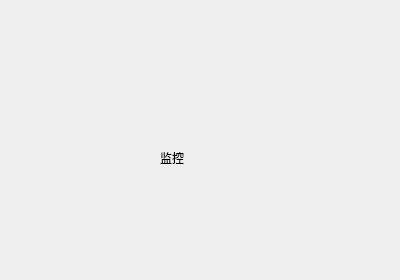
Before: the Qt Designer form ui/ui_video.ui in CNPolaris/usv_station, drawn with Qt 5.
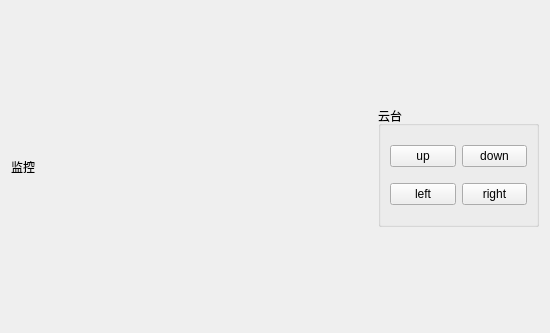
After: the same form once the commit is applied.

Commit message: feat:视频监控云台ui

What changed in the file:
```diff
--- a/ui/ui_video.ui
+++ b/ui/ui_video.ui
@@ -6,26 +6,77 @@
    <rect>
     <x>0</x>
     <y>0</y>
-    <width>400</width>
-    <height>280</height>
+    <width>546</width>
+    <height>329</height>
    </rect>
   </property>
   <property name="windowTitle">
    <string>Form</string>
   </property>
-  <widget class="QLabel" name="label">
-   <property name="geometry">
-    <rect>
-     <x>160</x>
-     <y>150</y>
-     <width>54</width>
-     <height>16</height>
-    </rect>
-   </property>
-   <property name="text">
-    <string>监控</string>
-   </property>
-  </widget>
+  <layout class="QHBoxLayout" name="horizontalLayout">
+   <item>
+    <widget class="QLabel" name="VideoLabel">
+     <property name="minimumSize">
+      <size>
+       <width>361</width>
+       <height>311</height>
+      </size>
+     </property>
+     <property name="text">
+      <string>监控</string>
+     </property>
+    </widget>
+   </item>
+   <item>
+    <widget class="QGroupBox" name="groupBoxVideo">
+     <property name="minimumSize">
+      <size>
+       <width>161</width>
+       <height>121</height>
+      </size>
+     </property>
+     <property name="maximumSize">
+      <size>
+       <width>161</width>
+       <height>121</height>
+      </size>
+     </property>
+     <property name="title">
+      <string>云台</string>
+     </property>
+     <layout class="QGridLayout" name="gridLayout">
+      <item row="1" column="1">
+       <widget class="QPushButton" name="DownButton">
+        <property name="text">
+         <string>down</string>
+        </property>
+       </widget>
+      </item>
+      <item row="1" column="0" alignment="Qt::AlignVCenter">
+       <widget class="QPushButton" name="UpButton">
+        <property name="text">
+         <string>up</string>
+        </property>
+       </widget>
+      </item>
+      <item row="2" column="0">
+       <widget class="QPushButton" name="LeftButton">
+        <property name="text">
+         <string>left</string>
+        </property>
+       </widget>
+      </item>
+      <item row="2" column="1">
+       <widget class="QPushButton" name="RightButton">
+        <property name="text">
+         <string>right</string>
+        </property>
+       </widget>
+      </item>
+     </layout>
+    </widget>
+   </item>
+  </layout>
  </widget>
  <resources/>
  <connections/>
```
The commit also changes 1 other file.
